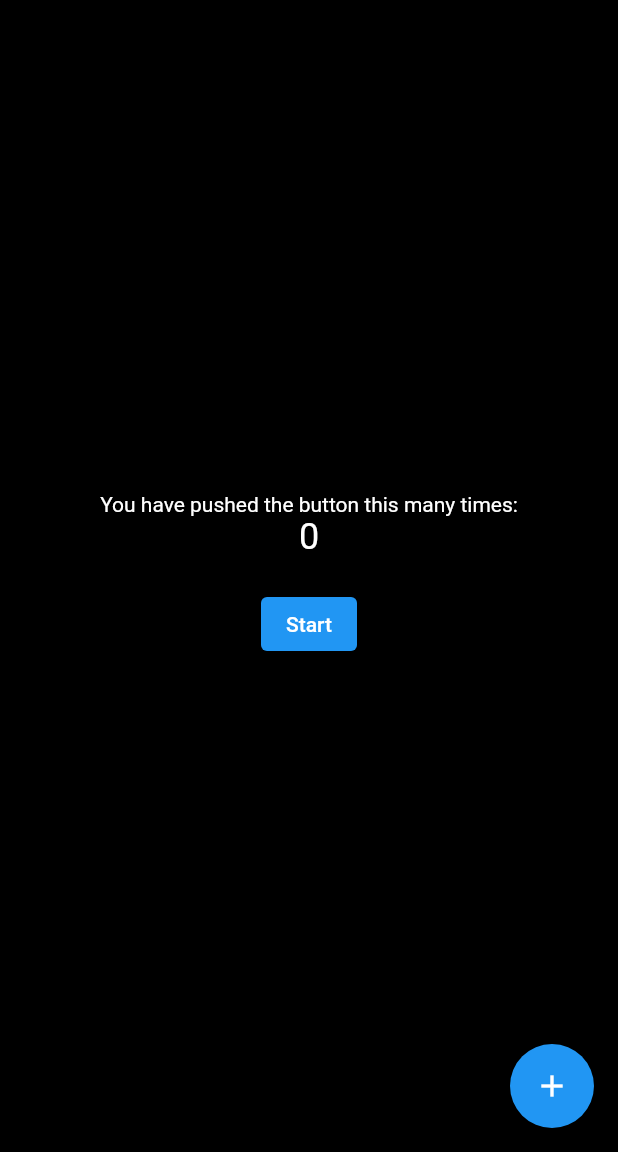
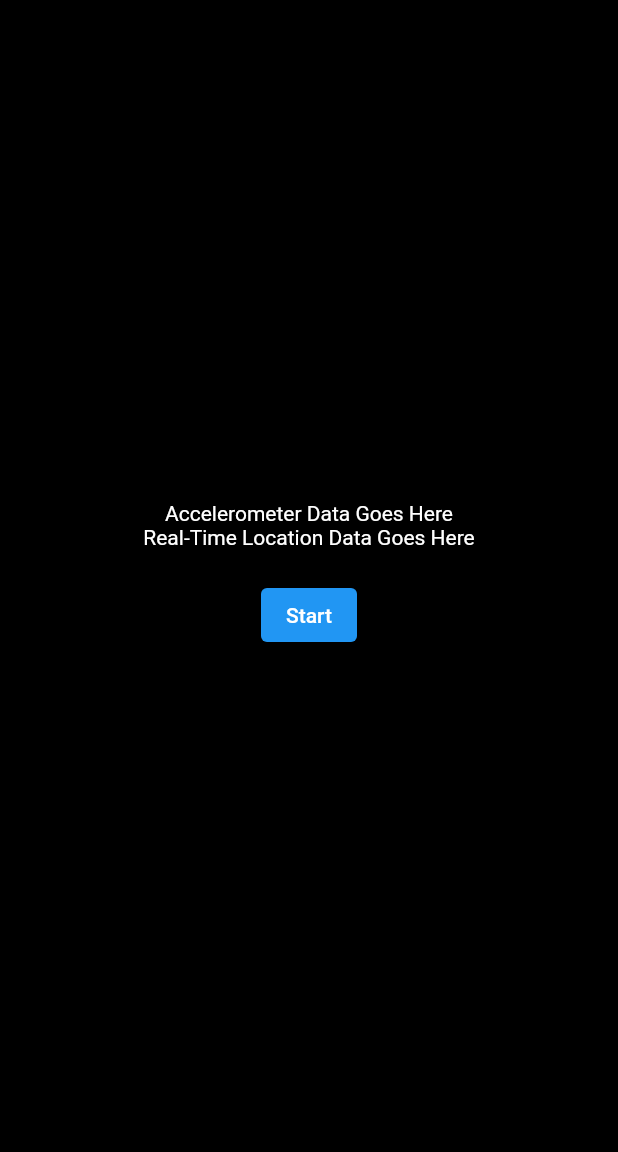
Before and after one commit to billyward3/wheelSave, a Flutter app: the screen it shows after launch, on a phone screen of 412 x 824 dp, the part 84-1236 px from its top. Run offline on Flutter 3.47's test engine with Material 2 defaults, Android fonts, the phone set to English and light mode, and no system bars.

Commit message:
Remove Template
Deleted default comments, and added my own. Added placeholders for sensor data

```diff
--- a/rate_ride/lib/main.dart
+++ b/rate_ride/lib/main.dart
@@ -1,133 +1,75 @@
+// Required Flutter import
 import 'package:flutter/material.dart';
 
+// Main entry point for the Flutter app
 void main() {
   runApp(const MyApp());
 }
 
+// Represents the overall Flutter application structure
 class MyApp extends StatelessWidget {
   const MyApp({Key? key}) : super(key: key);
 
-  // This widget is the root of your application.
+  // Builds and returns the main app layout
   @override
   Widget build(BuildContext context) {
     return MaterialApp(
       title: 'Flutter Demo',
       theme: ThemeData(
-        // This is the theme of your application.
-        //
-        // TRY THIS: Try running your application with "flutter run". You'll see
-        // the application has a blue toolbar. Then, without quitting the app,
-        // try changing the seedColor in the colorScheme below to Colors.green
-        // and then invoke "hot reload" (save your changes or press the "hot
-        // reload" button in a Flutter-supported IDE, or press "r" if you used
-        // the command line to start the app).
-        //
-        // Notice that the counter didn't reset back to zero; the application
-        // state is not lost during the reload. To reset the state, use hot
-        // restart instead.
-        //
-        // This works for code too, not just values: Most code changes can be
-        // tested with just a hot reload.
         primarySwatch: Colors.blue,
-        scaffoldBackgroundColor: Colors.black, // Set background color to black
+        scaffoldBackgroundColor: Colors.black,
       ),
       home: const MyHomePage(title: 'Rate Ride'),
     );
   }
 }
 
+// Represents the main screen or home page of the app
 class MyHomePage extends StatefulWidget {
   const MyHomePage({Key? key, required this.title}) : super(key: key);
 
-  // This widget is the home page of your application. It is stateful, meaning
-  // that it has a State object (defined below) that contains fields that affect
-  // how it looks.
-
-  // This class is the configuration for the state. It holds the values (in this
-  // case the title) provided by the parent (in this case the App widget) and
-  // used by the build method of the State. Fields in a Widget subclass are
-  // always marked "final".
-
   final String title;
 
+  // Creates the mutable state for this widget
   @override
   State<MyHomePage> createState() => _MyHomePageState();
 }
 
+// Contains the mutable state and UI logic for the MyHomePage widget
 class _MyHomePageState extends State<MyHomePage> {
-  int _counter = 0;
-
-  void _incrementCounter() {
-    setState(() {
-      // This call to setState tells the Flutter framework that something has
-      // changed in this State, which causes it to rerun the build method below
-      // so that the display can reflect the updated values. If we changed
-      // _counter without calling setState(), then the build method would not be
-      // called again, and so nothing would appear to happen.
-      _counter++;
-    });
-  }
-
+  // The main layout builder for MyHomePage
   @override
   Widget build(BuildContext context) {
-    // This method is rerun every time setState is called, for instance as done
-    // by the _incrementCounter method above.
-    //
-    // The Flutter framework has been optimized to make rerunning build methods
-    // fast, so that you can just rebuild anything that needs updating rather
-    // than having to individually change instances of widgets.
     return Scaffold(
       appBar: AppBar(
-        // TRY THIS: Try changing the color here to a specific color (to
-        // Colors.amber, perhaps?) and trigger a hot reload to see the AppBar
-        // change color while the other colors stay the same.
-        //* REMOVED*  backgroundColor: Theme.of(context).colorScheme.inversePrimary,
-        // Here we take the value from the MyHomePage object that was created by
-        // the App.build method, and use it to set our appbar title.
         title: Text(widget.title),
       ),
       body: Center(
-        // Center is a layout widget. It takes a single child and positions it
-        // in the middle of the parent.
         child: Column(
-          // Column is also a layout widget. It takes a list of children and
-          // arranges them vertically. By default, it sizes itself to fit its
-          // children horizontally, and tries to be as tall as its parent.
-          //
-          // Column has various properties to control how it sizes itself and
-          // how it positions its children. Here we use mainAxisAlignment to
-          // center the children vertically; the main axis here is the vertical
-          // axis because Columns are vertical (the cross axis would be
-          // horizontal).
-          //
-          // TRY THIS: Invoke "debug painting" (choose the "Toggle Debug Paint"
-          // action in the IDE, or press "p" in the console), to see the
-          // wireframe for each widget.
           mainAxisAlignment: MainAxisAlignment.center,
           children: <Widget>[
+            // Displays placeholder text for accelerometer data
             const Text(
-              'You have pushed the button this many times:',
-              style:
-                  TextStyle(color: Colors.white), // Text color changed to white
+              'Accelerometer Data Goes Here',
+              style: TextStyle(color: Colors.white),
             ),
-            Text(
-              '$_counter',
-              style: TextStyle(
-                  fontSize: 24, color: Colors.white), // Text style modified
+            // Displays placeholder text for real-time location data
+            const Text(
+              'Real-Time Location Data Goes Here',
+              style: TextStyle(color: Colors.white),
             ),
-            SizedBox(height: 20), // Add some spacing
+            SizedBox(height: 20),
+            // A button which will be used to start data collection (to be implemented)
             ElevatedButton(
-              onPressed: _incrementCounter,
-              child: const Text('Start'), // Start button added
+              onPressed: () {
+                // Placeholder for logic to start accelerometer and location data collection
+              },
+              child: const Text('Start'),
             ),
           ],
         ),
       ),
-      floatingActionButton: FloatingActionButton(
-        onPressed: _incrementCounter,
-        tooltip: 'Increment',
-        child: const Icon(Icons.add),
-      ),
+      // No floating action button, as the counter functionality has been removed
     );
   }
 }
```
Also changed, not shown: rate_ride/lib/temp.dart (+5 -18 lines).
